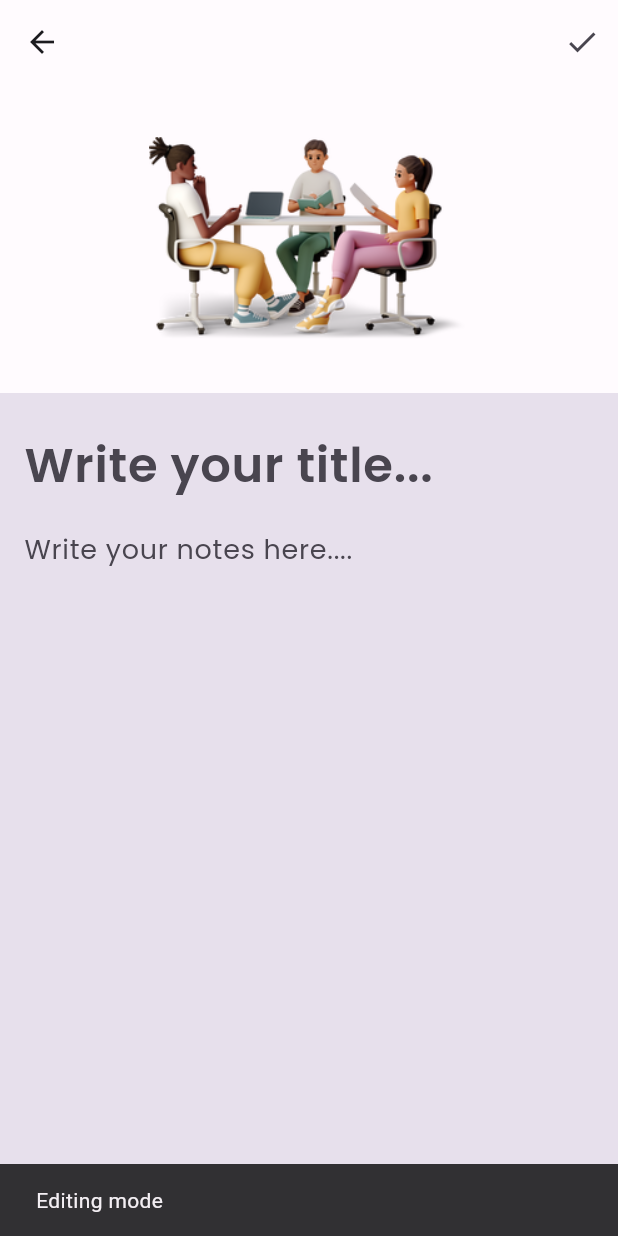
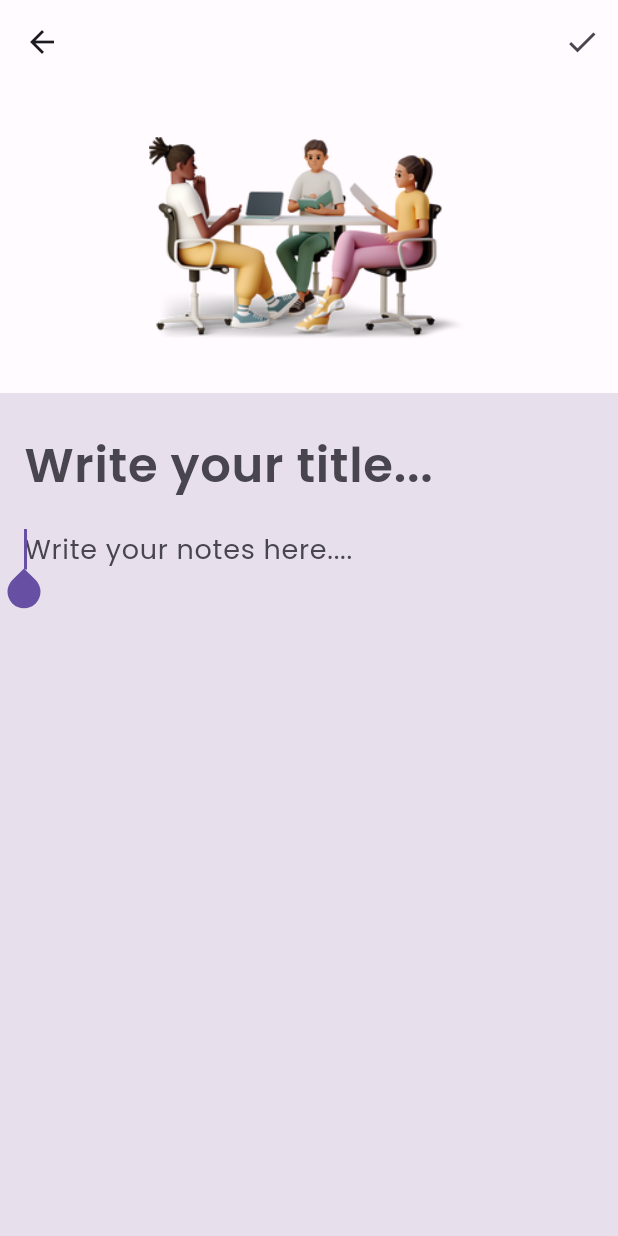
Before and after one commit to rizkisiraj/flutter-notes-app, a Flutter app: the DetailPage screen opened directly with empty values, after a tap on the "edit" icon, on a phone screen of 412 x 824 dp. Run offline on Flutter 3.47's test engine with Material 2 defaults, Android fonts, the phone set to English and light mode, and no system bars.

Commit message:
adding auto focus to description field when user go to editing mode

```diff
--- a/lib/view/DetailPage.dart
+++ b/lib/view/DetailPage.dart
@@ -16,18 +16,21 @@ class DetailPage extends StatefulWidget {
 class _DetailPageState extends State<DetailPage> {
 
   bool _isEditing = false;
-  TextEditingController _titleController = new TextEditingController();
-  TextEditingController _descController = new TextEditingController();
+  final TextEditingController _titleController = new TextEditingController();
+  final TextEditingController _descController = new TextEditingController();
+  late FocusNode _descFocusNode;
 
   @override
   void initState() {
     super.initState();
     _titleController.text = widget.note.title;
     _descController.text = widget.note.description;
+    _descFocusNode = FocusNode();
   }
 
   @override
   void dispose() {
+    _descFocusNode.dispose();
     _titleController.dispose();
     _descController.dispose();
     super.dispose();
@@ -52,12 +55,13 @@ class _DetailPageState extends State<DetailPage> {
         ] : [
           IconButton(
               onPressed: (){
+                FocusScope.of(context).requestFocus(_descFocusNode);
                 setState(() {
                   _isEditing = true;
                 });
-                var snackBar = SnackBar(content: Text('Editing mode'));
-                // Step 3
-                ScaffoldMessenger.of(context).showSnackBar(snackBar);
+                // var snackBar = SnackBar(content: Text('Editing mode'));
+                // // Step 3
+                // ScaffoldMessenger.of(context).showSnackBar(snackBar);
               },
               icon: const Icon(
                 Icons.edit
@@ -90,7 +94,7 @@ class _DetailPageState extends State<DetailPage> {
                             type: MaterialType.transparency,
                             child: TextField(
                               controller: _titleController,
-                              enabled: _isEditing,
+                              readOnly: !_isEditing,
                               decoration: const InputDecoration(
                                   border: InputBorder.none,
                                   hintText: 'Write your title...'
@@ -109,14 +113,15 @@ class _DetailPageState extends State<DetailPage> {
                                 type: MaterialType.transparency,
                                 child: TextField(
                                   controller: _descController,
-                                  enabled: _isEditing,
+                                  readOnly: !_isEditing,
+                                  focusNode: _descFocusNode,
                                   maxLines: null,
                                   keyboardType: TextInputType.multiline,
                                   style: const TextStyle(
                                       fontFamily: 'Poppins',
                                       fontSize: 18
                                   ),
-                                  decoration: InputDecoration(
+                                  decoration: const InputDecoration(
                                       hintText: "Write your notes here....",
                                       border: InputBorder.none
                                   ),
--- a/lib/view/NoteFormPage.dart
+++ b/lib/view/NoteFormPage.dart
@@ -54,6 +54,7 @@ class NoteFormPage extends StatelessWidget {
                             type: MaterialType.transparency,
                             child: TextField(
                               controller: _titleController,
+                              autofocus: true,
                               decoration: const InputDecoration(
                                   border: InputBorder.none,
                                   hintText: 'Write your title...'
```
